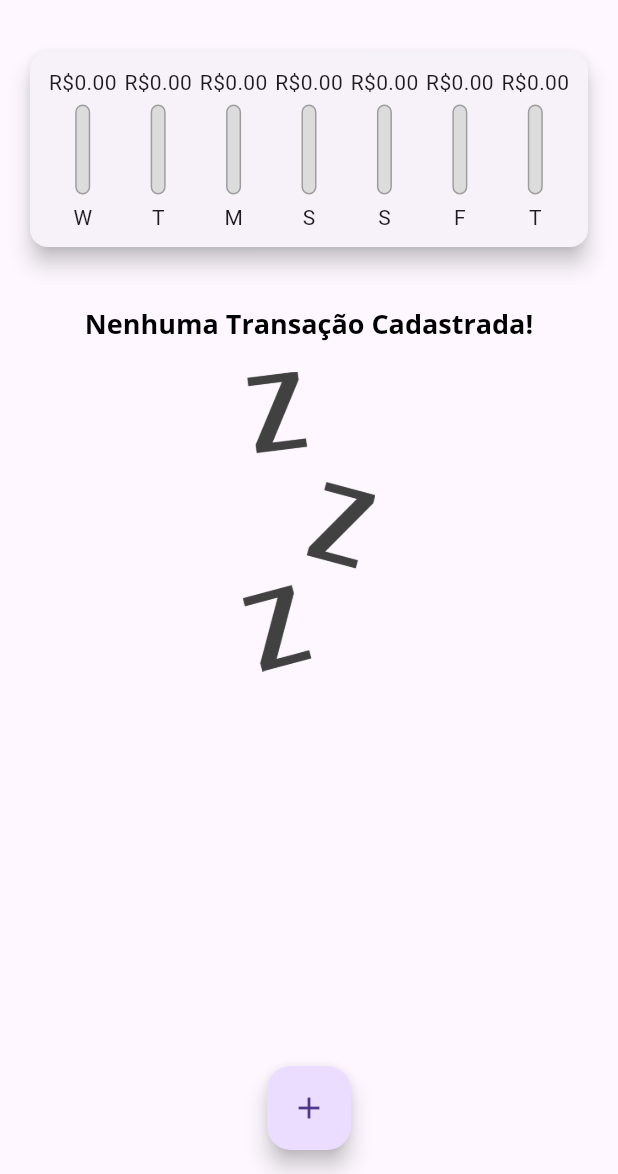
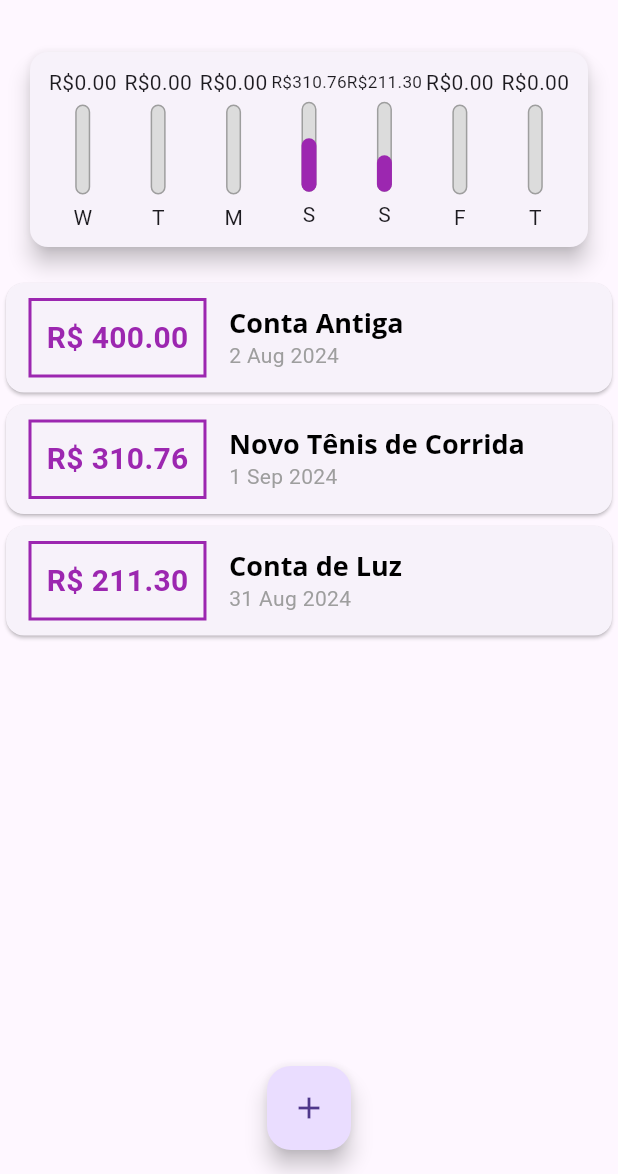
Before and after one commit to diego-alvarenga/estudos_flutter, a Flutter app: the screen it shows after launch, on a phone screen of 412 x 824 dp, the part 62-1236 px from its top. Run offline on Flutter 3.47's test engine with Material 3 defaults, Android fonts, the phone set to English and light mode, and no system bars.

```diff
--- a/expenses/lib/components/chart.dart
+++ b/expenses/lib/components/chart.dart
@@ -45,7 +45,7 @@ class Chart extends StatelessWidget {
   Widget build(BuildContext context) {
     return Card(
       elevation: 6,
-      margin: EdgeInsets.all(20),
+      margin: const EdgeInsets.all(20),
       child: Padding(
         padding: const EdgeInsets.all(10),
         child: Row(
--- a/expenses/lib/components/chart_bar.dart
+++ b/expenses/lib/components/chart_bar.dart
@@ -18,8 +18,8 @@ class ChartBar extends StatelessWidget {
         FittedBox(
           child: Text('R\$${value!.toStringAsFixed(2)}'),
         ),
-        SizedBox(height: 5),
-        Container(
+        const SizedBox(height: 5),
+        SizedBox(
           height: 60,
           width: 10,
           child: Stack(
@@ -39,11 +39,11 @@ class ChartBar extends StatelessWidget {
                 heightFactor: percentage,
                 child: Container(
                   decoration: BoxDecoration(
-                    color: Theme.of(context).primaryColor,
+                    color: Theme.of(context).colorScheme.primary,
                     borderRadius: BorderRadius.circular(5),
                   ),
                 ),
-              )
+              ),
             ],
           ),
         ),
--- a/expenses/lib/components/transaction_form.dart
+++ b/expenses/lib/components/transaction_form.dart
@@ -53,7 +53,7 @@ class _TransactionFormState extends State<TransactionForm> {
               children: <Widget>[
                 TextButton(
                   onPressed: _submitForm,
-                  child: Text(
+                  child: const Text(
                     'Nova transação',
                     style: TextStyle(color: Colors.purple),
                   ),
--- a/expenses/lib/components/transaction_list.dart
+++ b/expenses/lib/components/transaction_list.dart
@@ -11,17 +11,19 @@ class TransactionList extends StatelessWidget {
   Widget build(BuildContext context) {
     return Container(
       height: 300,
-      child: transactions.isEmpty ? Column(
-        children: <Widget>[
-          SizedBox(height: 20,),
+      child: transactions.isEmpty
+          ? Column(
+              children: [
+                const SizedBox(height: 20,),
                 Text(
                   'Nenhuma Transação Cadastrada!',
                   style: Theme.of(context).textTheme.titleLarge,
                 ),
-          SizedBox(height: 20,),
-          Container(
+                const SizedBox(height: 20,),
+                SizedBox(
                   height: 200,
-            child: Image.asset('assets/images/waiting.png',
+                  child: Image.asset(
+                    'assets/images/waiting.png',
                     fit: BoxFit.cover,
                   ),
                 ),
@@ -32,7 +34,7 @@ class TransactionList extends StatelessWidget {
           final tr = transactions[index];
           return Card(
             child: Row(
-              children: <Widget>[
+              children: [
                 Container(
                   margin: EdgeInsets.symmetric(horizontal: 15, vertical: 10),
                   decoration: BoxDecoration(
@@ -53,7 +55,7 @@ class TransactionList extends StatelessWidget {
                 ),
                 Column(
                   crossAxisAlignment: CrossAxisAlignment.start,
-                  children: <Widget>[
+                  children: [
                     Text(
                       tr.title,
                       style: Theme.of(context).textTheme.titleLarge,
--- a/expenses/lib/main.dart
+++ b/expenses/lib/main.dart
@@ -44,7 +44,26 @@ class MyHomePage extends StatefulWidget {
 }
 
 class _MyHomePageState extends State<MyHomePage> {
-  final List<Transaction> _transactions = [];
+  final List<Transaction> _transactions = [
+    Transaction(
+      id: 't0',
+      title: 'Conta Antiga',
+      value: 400.00,
+      date: DateTime.now().subtract(const Duration(days: 33)),
+    ),
+    Transaction(
+      id: 't1',
+      title: 'Novo Tênis de Corrida',
+      value: 310.76,
+      date: DateTime.now().subtract(const Duration(days: 3)),
+    ),
+    Transaction(
+      id: 't2',
+      title: 'Conta de Luz',
+      value: 211.30,
+      date: DateTime.now().subtract(const Duration(days: 4)),
+    ),
+  ];
 
   List<Transaction> get _recentTransactions {
     return _transactions.where((tr) {
@@ -81,7 +100,7 @@ class _MyHomePageState extends State<MyHomePage> {
   Widget build(BuildContext context) {
     return Scaffold(
       appBar: AppBar(
-        title: Text('Despesas Pessoais'),
+        title: const Text('Despesas Pessoais'),
         actions: <Widget>[
           IconButton(
             onPressed: () => _openTransactionFormModal(context),
```
Also changed, not shown: expenses/pubspec.lock, 4 other files. Lines whose indentation alone changed are shown as unchanged.
